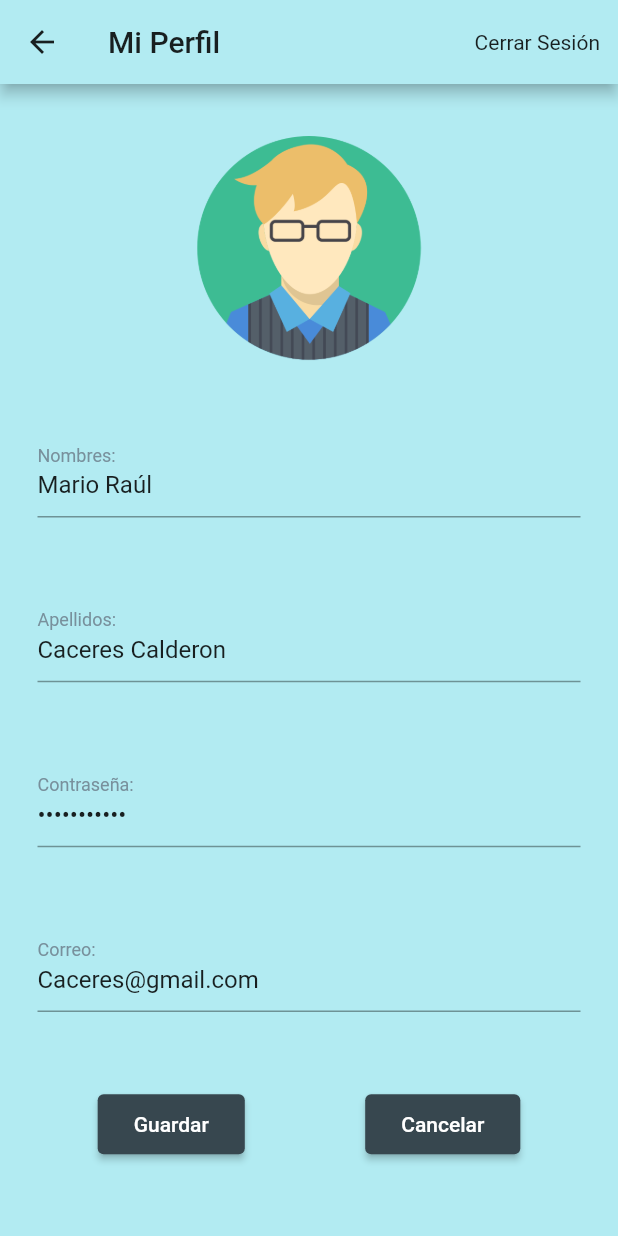
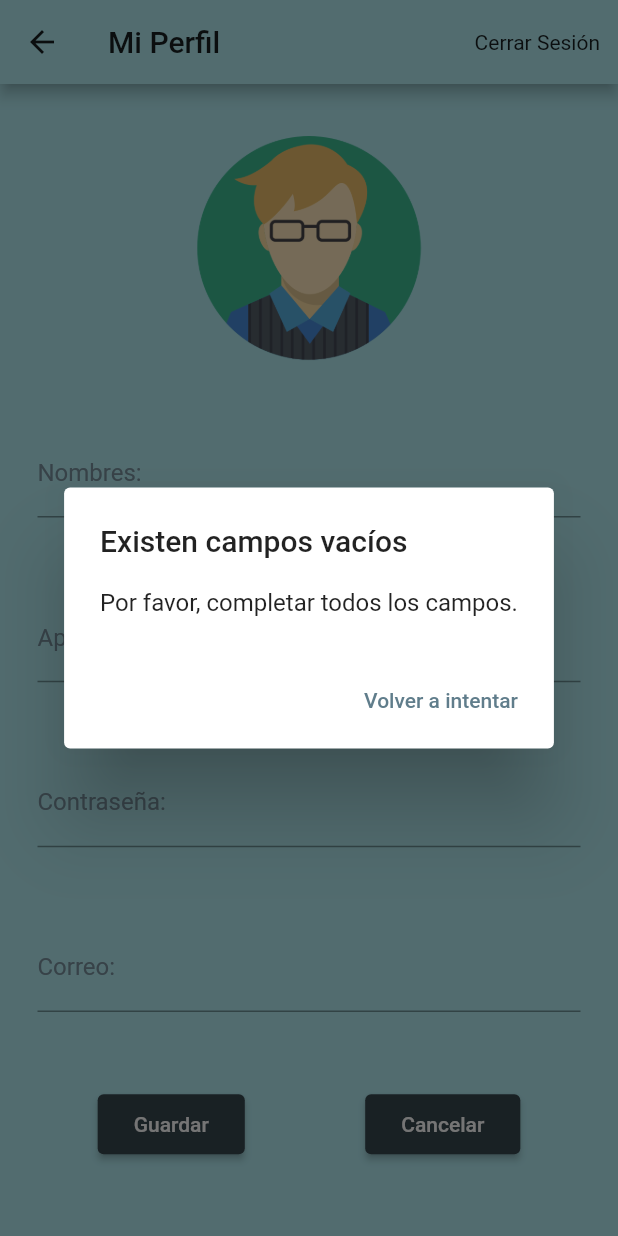
Before and after one commit to sadaakisz/it_innova_flutter, a Flutter app: the Profile screen opened directly, after a tap on "Guardar", on a phone screen of 412 x 824 dp. Run offline on Flutter 3.47's test engine with Material 2 defaults, Android fonts, the phone set to English and light mode, and no system bars; our stand-ins replace charts_flutter, flutter_blue, location, persistent_bottom_nav_bar, shared_preferences; accounts and stored records are empty.

Commit message:
Profile now matches profile data and can send post request to backend.

```diff
--- a/lib/pages/profile.dart
+++ b/lib/pages/profile.dart
@@ -1,5 +1,7 @@
 import 'package:flutter/material.dart';
+import 'package:it_innova_flutter/models/patient_info.dart';
 import 'package:it_innova_flutter/pages/login.dart';
+import 'package:it_innova_flutter/services/patient_info_service.dart';
 import 'package:it_innova_flutter/widgets/one_option_dialog.dart';
 import 'package:it_innova_flutter/widgets/two_options_dialog.dart';
 import 'package:persistent_bottom_nav_bar/persistent-tab-view.dart';
@@ -15,19 +17,27 @@ class Profile extends StatefulWidget {
 class _ProfileState extends State<Profile> {
   final _formKey = GlobalKey<FormState>();
 
+  int patientId = 0;
   final TextEditingController nameController = TextEditingController();
   final TextEditingController surnameController = TextEditingController();
   final TextEditingController passwordController = TextEditingController();
   final TextEditingController emailController = TextEditingController();
   final TextStyle labelStyle = TextStyle(color: Colors.blueGrey.shade400);
 
+  PatientInfoService service = PatientInfoService();
+
+  getProfileInfo() async {
+    SharedPreferences prefs = await SharedPreferences.getInstance();
+    patientId = prefs.getInt('patientId')!;
+    nameController.text = prefs.getString('patientName')!;
+    surnameController.text = prefs.getString('patientLastName')!;
+    passwordController.text = prefs.getString('patientPassword')!;
+    emailController.text = prefs.getString('patientEmail')!;
+  }
+
   @override
   void initState() {
-    //TODO: Get profile info from server
-    nameController.text = 'Mario Raúl';
-    surnameController.text = 'Caceres Calderon';
-    passwordController.text = '*Caceres123';
-    emailController.text = 'Caceres@gmail.com';
+    getProfileInfo();
     super.initState();
   }
 
@@ -45,6 +55,15 @@ class _ProfileState extends State<Profile> {
       title: 'Contraseña débil',
       content:
           'Usa 8 o más caracteres con una combinación de\nletras mayúsculas y mínusculas, números y símbolos.',
+    );
+  }
+
+  void _showProfileUpdated() {
+    oneOptionDialog(
+      context: context,
+      title: 'Perfil actualizado',
+      content: 'El perfil ha sido actualizado de manera correcta.',
+      action: 'Aceptar',
     );
   }
 
@@ -68,13 +87,24 @@ class _ProfileState extends State<Profile> {
       _showWeakPasswordDialog();
       return;
     }
-
-    //TODO: Update password
+    PatientInfo patientInfo = PatientInfo(
+        id: patientId,
+        name: inputName,
+        lastName: inputSurname,
+        email: inputEmail,
+        password: inputPassword);
+    service.patientInfo = patientInfo;
+    service.modifyData();
+    _showProfileUpdated();
   }
 
   void _logout() async {
     SharedPreferences prefs = await SharedPreferences.getInstance();
     await prefs.remove('patientId');
+    await prefs.remove('patientName');
+    await prefs.remove('patientLastName');
+    await prefs.remove('patientEmail');
+    await prefs.remove('patientPassword');
     pushNewScreen(context, screen: Login(), withNavBar: false);
   }
 
```
